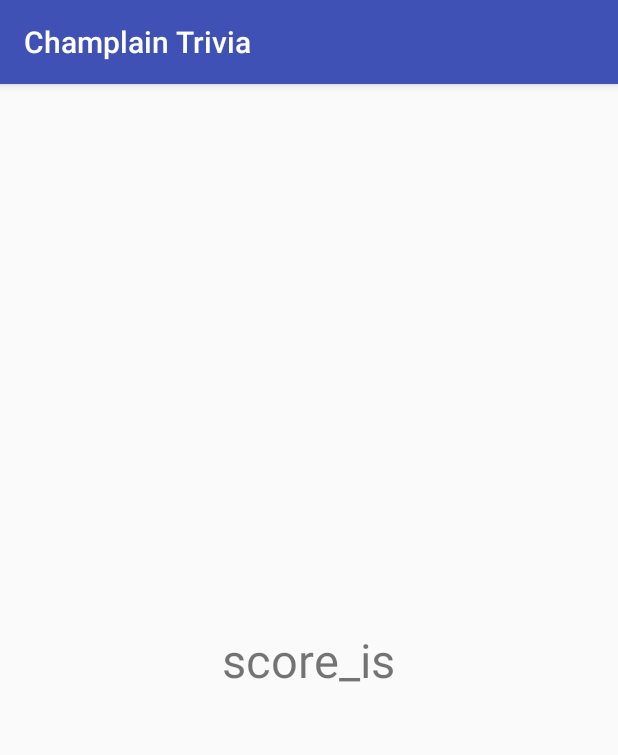
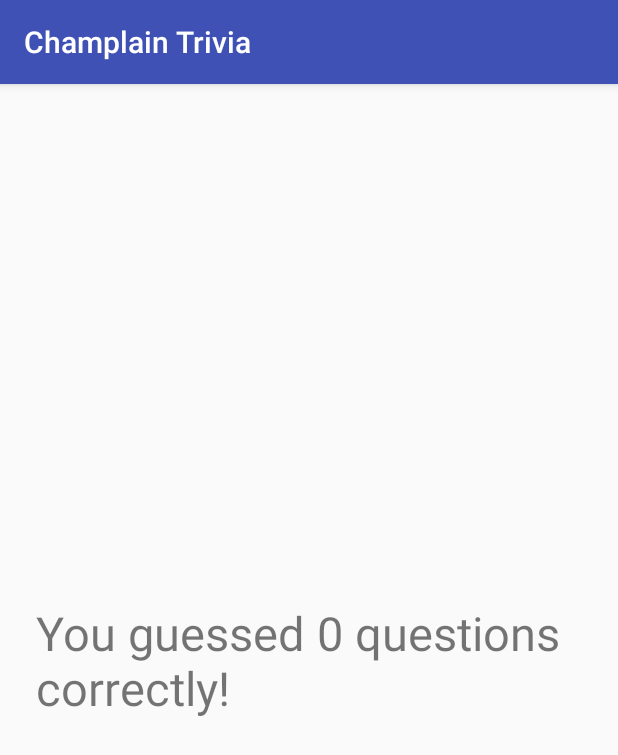
Before and after one commit to GuyFletcher/ChamplainTrivia, an Android app: the ScoreActivity screen opened directly, with no data from a screen before it, on a phone screen of 412 x 824 dp. Shown: the top 755 px of the screen. Run offline under Robolectric (Android 15) with nearby library versions, the phone set to English and light mode, and no system bars.

Commit message:
Added score outputting

```diff
--- a/ChamplainTrivia/app/src/main/java/com/fletcherhart/champlaintrivia/ScoreActivity.java
+++ b/ChamplainTrivia/app/src/main/java/com/fletcherhart/champlaintrivia/ScoreActivity.java
@@ -37,7 +37,7 @@ public class ScoreActivity extends AppCompatActivity {
         setContentView(R.layout.activity_scoreview);
 
         TextView text = (TextView) findViewById(R.id.help);
+        text.setText("You guessed " + String.valueOf(finalScore) + " questions correctly!" );
 
-        System.out.println("Hello world");
     }
 }
```
